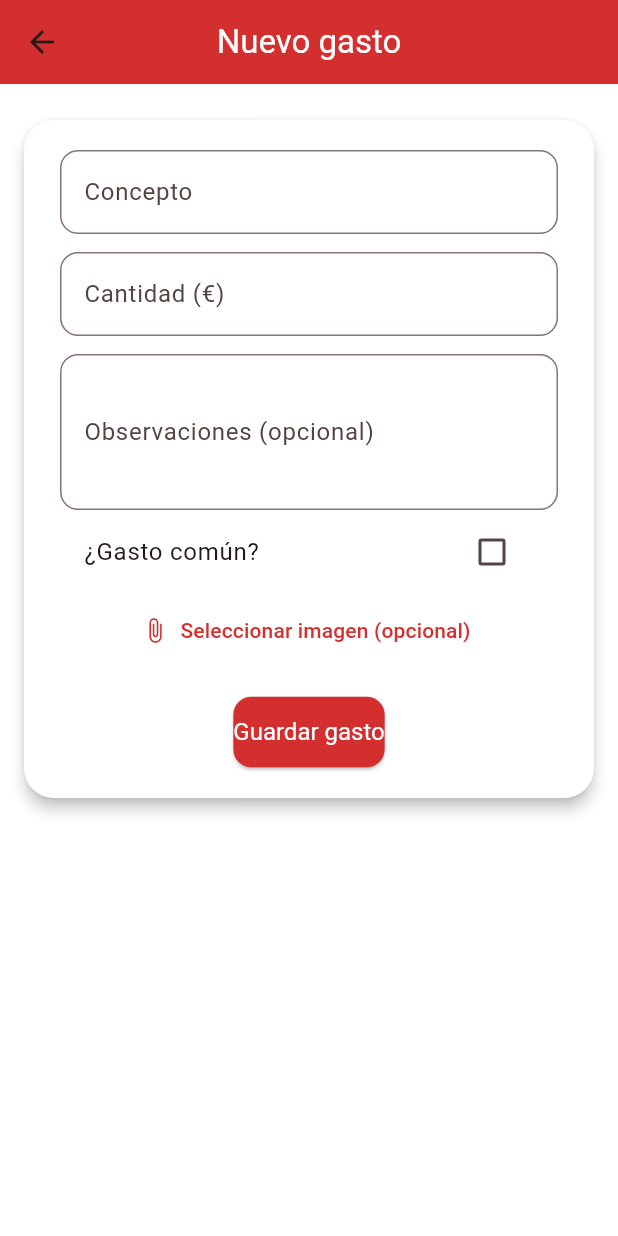
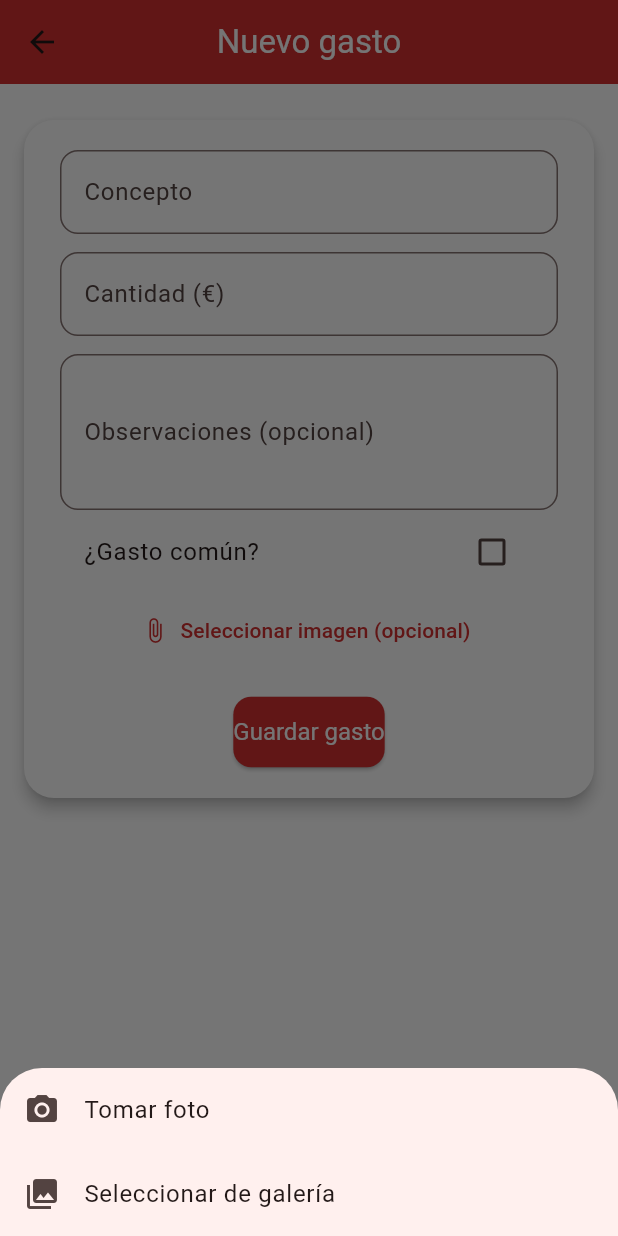
Before and after one commit to erjezus/cep_flutter_web, a Flutter app: the UploadLunchExpenseScreen screen opened directly with empty values, after a tap on "Seleccionar imagen (opcional)", on a phone screen of 412 x 824 dp. Run offline on Flutter 3.47's test engine with Material 3 defaults, Android fonts, the phone set to English and light mode, and no system bars; our stand-ins replace firebase_auth, firebase_core, google_sign_in, image_picker, universal_io; accounts and stored records are empty.

Commit message:
Update upload_lunch_expense_screen.dart

```diff
--- a/lib/screens/upload_lunch_expense_screen.dart
+++ b/lib/screens/upload_lunch_expense_screen.dart
@@ -1,3 +1,15 @@
+import 'dart:io';
+import 'dart:convert';
+import 'dart:typed_data';
+import 'package:flutter/foundation.dart' show kIsWeb;
+import 'package:flutter/material.dart';
+import 'package:image_picker/image_picker.dart';
+import 'package:http/http.dart' as http;
+import 'package:http_parser/http_parser.dart';
+import 'package:cep_flutter_web/config/config.dart';
+import 'package:cep_flutter_web/widgets/standard_card.dart';
+
+// ... imports sin cambios
 import 'dart:io';
 import 'dart:convert';
 import 'dart:typed_data';
@@ -36,9 +48,10 @@ class _UploadLunchExpenseScreenState extends State<UploadLunchExpenseScreen> {
   bool _isShared = false;
   final baseUrl = AppConfig.baseUrl;
 
-  Future<void> _pickImage() async {
+  Future<void> _pickImage(ImageSource source) async {
     final picker = ImagePicker();
-    final picked = await picker.pickImage(source: ImageSource.gallery);
+    final picked = await picker.pickImage(source: source);
+
     if (picked != null) {
       if (kIsWeb) {
         final bytes = await picked.readAsBytes();
@@ -53,6 +66,36 @@ class _UploadLunchExpenseScreenState extends State<UploadLunchExpenseScreen> {
         });
       }
     }
+  }
+
+  void _showImageSourceSelector() {
+    showModalBottomSheet(
+      context: context,
+      builder: (_) {
+        return SafeArea(
+          child: Wrap(
+            children: [
+              ListTile(
+                leading: const Icon(Icons.camera_alt),
+                title: const Text('Tomar foto'),
+                onTap: () async {
+                  Navigator.pop(context);
+                  await _pickImage(ImageSource.camera);
+                },
+              ),
+              ListTile(
+                leading: const Icon(Icons.photo_library),
+                title: const Text('Seleccionar de galería'),
+                onTap: () async {
+                  Navigator.pop(context);
+                  await _pickImage(ImageSource.gallery);
+                },
+              ),
+            ],
+          ),
+        );
+      },
+    );
   }
 
   Future<void> _submitExpense() async {
@@ -134,8 +177,6 @@ class _UploadLunchExpenseScreenState extends State<UploadLunchExpenseScreen> {
     }
   }
 
-
-
   @override
   Widget build(BuildContext context) {
     final mainColor = const Color(0xFFD32F2F);
@@ -182,7 +223,7 @@ class _UploadLunchExpenseScreenState extends State<UploadLunchExpenseScreen> {
                       activeColor: mainColor,
                     ),
                     TextButton.icon(
-                      onPressed: _isSubmitting ? null : _pickImage,
+                      onPressed: _isSubmitting ? null : _showImageSourceSelector,
                       icon: Icon(Icons.attach_file, color: mainColor),
                       label: Text("Seleccionar imagen (opcional)", style: TextStyle(color: mainColor)),
                     ),
```
